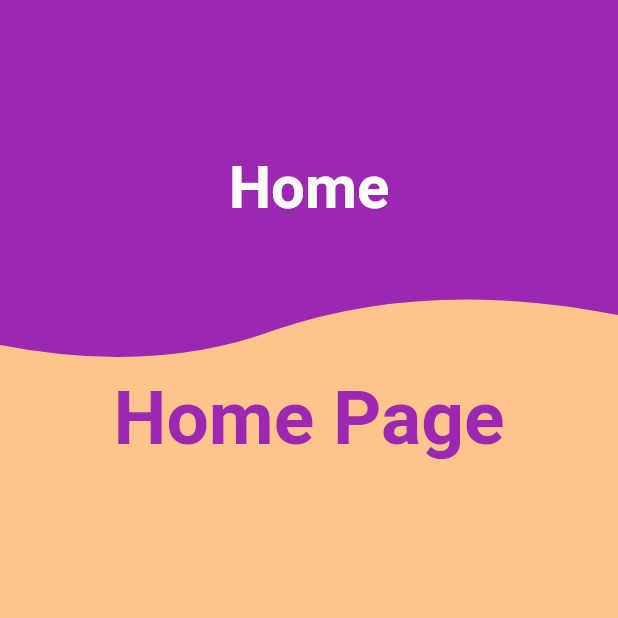
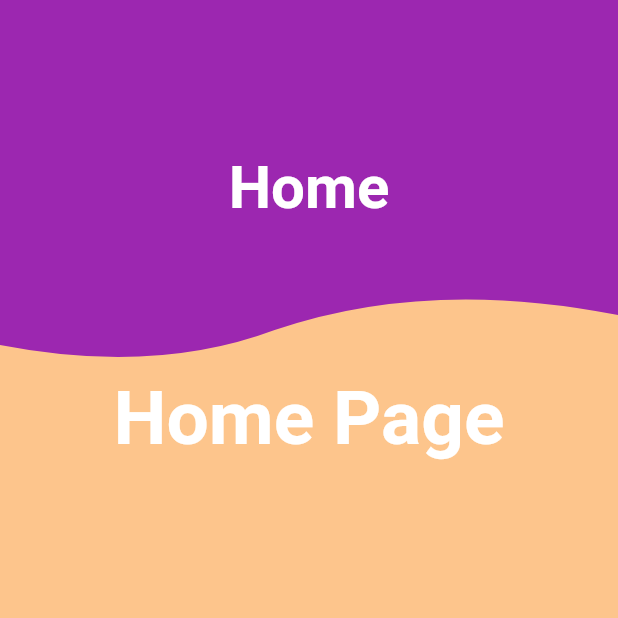
Before and after one commit to Nada120/register_page_flutter, a Flutter app: the HomePage screen opened directly, on a phone screen of 412 x 824 dp, the top half of it. Run offline on Flutter 3.47's test engine with Material 2 defaults, Android fonts, the phone set to English and light mode, and no system bars; our stand-ins replace flutter_custom_clippers.

Commit message:
change color from purple to white

```diff
--- a/lib/pages/home_page.dart
+++ b/lib/pages/home_page.dart
@@ -22,7 +22,7 @@ class _HomePageState extends State<HomePage> {
              style: TextStyle(
               fontSize: 50,
               fontWeight: FontWeight.w700,
-              color: Colors.purple,
+              color: Colors.white,
              ),
           ),
         ],
```
